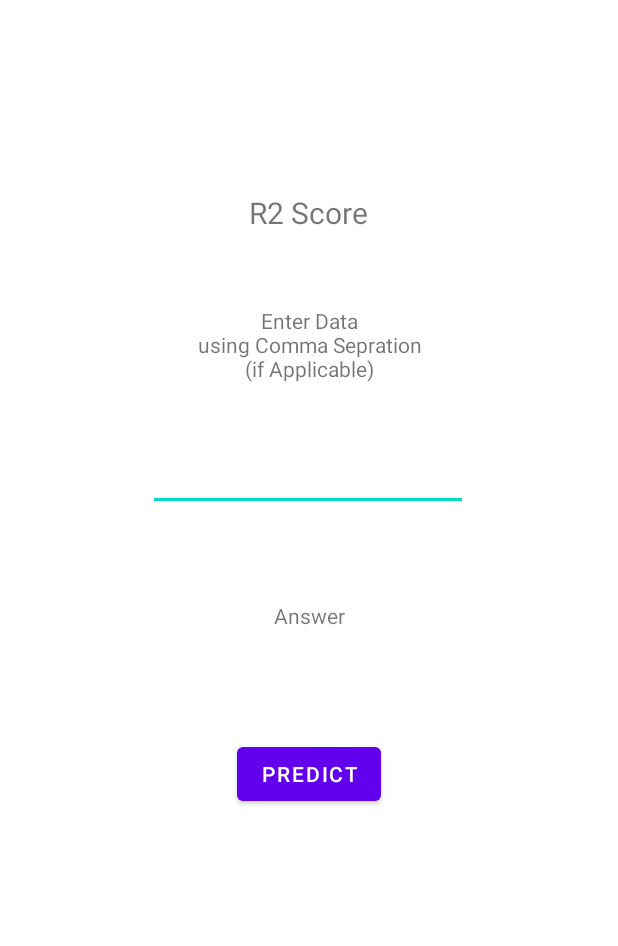
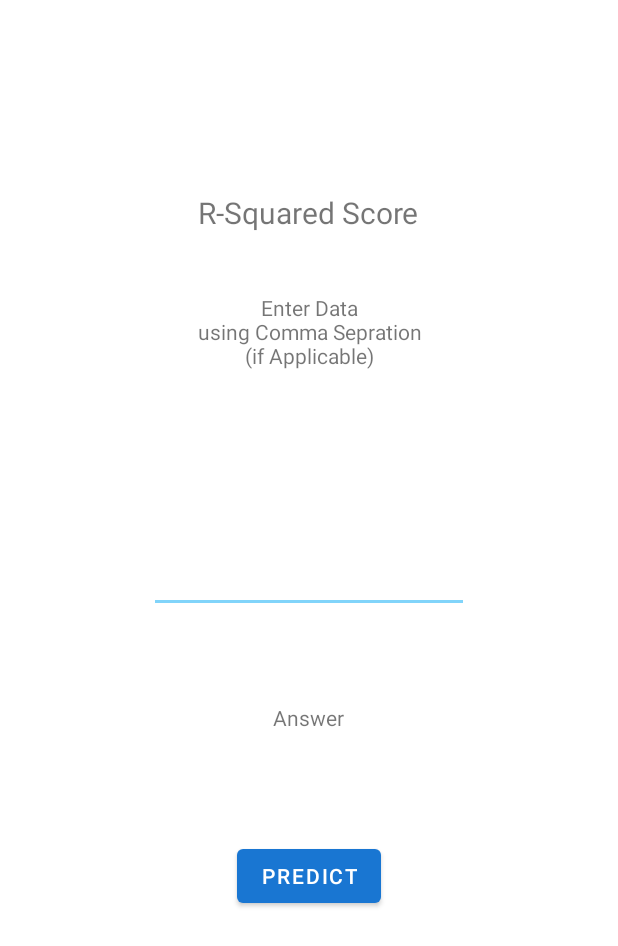
Before and after one commit to sonic-onkaringale/Multiple-Linear-Regression-Android-App-using-JNI-Cpp-Calls, an Android app: the layout activity_final.xml on its own in the app's theme, with its tools: preview values and no code run, on a phone screen of 412 x 824 dp. Shown: the top 946 px of the screen. Run offline under Robolectric (Android 15) with nearby library versions, the phone set to English and light mode, and no system bars.

Commit message:
1.0 Vanilla Release

```diff
--- a/app/src/main/res/layout/activity_final.xml
+++ b/app/src/main/res/layout/activity_final.xml
@@ -1,28 +1,52 @@
 <?xml version="1.0" encoding="utf-8"?>
-<androidx.constraintlayout.widget.ConstraintLayout xmlns:android="http://schemas.android.com/apk/res/android"
+<ScrollView xmlns:android="http://schemas.android.com/apk/res/android"
     xmlns:app="http://schemas.android.com/apk/res-auto"
     xmlns:tools="http://schemas.android.com/tools"
     android:layout_width="match_parent"
     android:layout_height="match_parent"
     tools:context="com.onkaringale.multilinearreg.Final">
+    <LinearLayout
+        android:orientation="vertical"
+        android:layout_width="match_parent"
+        android:layout_height="wrap_content"
+        app:layout_constraintEnd_toEndOf="parent"
+        app:layout_constraintStart_toStartOf="parent"
+        app:layout_constraintTop_toTopOf="parent"
+        >
 
     <TextView
         android:id="@+id/r2score"
+        android:layout_gravity="center"
         android:layout_width="wrap_content"
         android:layout_height="wrap_content"
         android:layout_marginTop="128dp"
-        android:text="R2 Score"
+        android:text="@string/r_squared_score"
         android:textSize="20sp"
         app:layout_constraintEnd_toEndOf="parent"
         app:layout_constraintHorizontal_bias="0.498"
         app:layout_constraintStart_toStartOf="parent"
         app:layout_constraintTop_toTopOf="parent" />
 
-    <EditText
+        <TextView
+            android:id="@+id/Hint"
+            android:layout_width="wrap_content"
+            android:layout_height="68dp"
+            android:layout_gravity="center"
+            android:layout_marginTop="40dp"
+            android:text="@string/enter_data_n_using_comma_sepration_n_if_applicable"
+            android:textAlignment="center"
+            app:layout_constraintBottom_toTopOf="@+id/predict_x"
+            app:layout_constraintEnd_toEndOf="parent"
+            app:layout_constraintStart_toStartOf="parent"
+            app:layout_constraintTop_toBottomOf="@+id/r2score"
+            app:layout_constraintVertical_bias="0.548" />
+
+        <EditText
         android:id="@+id/predict_x"
+        android:layout_gravity="center"
         android:layout_width="wrap_content"
         android:layout_height="wrap_content"
-        android:layout_marginTop="140dp"
+        android:layout_marginTop="100dp"
         android:ems="10"
         app:layout_constraintEnd_toEndOf="parent"
         app:layout_constraintHorizontal_bias="0.497"
@@ -31,33 +55,26 @@
 
     <TextView
         android:id="@+id/predict_ans"
+        android:layout_gravity="center"
         android:layout_width="wrap_content"
         android:layout_height="wrap_content"
         android:layout_marginTop="60dp"
-        android:text="Answer"
+        android:text="@string/answer"
         app:layout_constraintEnd_toEndOf="parent"
         app:layout_constraintStart_toStartOf="parent"
         app:layout_constraintTop_toBottomOf="@+id/predict_x" />
 
     <Button
         android:id="@+id/predictbtn"
+        android:layout_gravity="center"
         android:layout_width="wrap_content"
         android:layout_height="wrap_content"
         android:layout_marginTop="72dp"
-        android:text="Predict"
+        android:text="@string/predict"
         app:layout_constraintEnd_toEndOf="parent"
         app:layout_constraintStart_toStartOf="parent"
         app:layout_constraintTop_toBottomOf="@+id/predict_ans" />
 
-    <TextView
-        android:id="@+id/Hint"
-        android:layout_width="wrap_content"
-        android:layout_height="wrap_content"
-        android:text="Enter Data\n using Comma Sepration \n(if Applicable)"
-        android:textAlignment="center"
-        app:layout_constraintBottom_toTopOf="@+id/predict_x"
-        app:layout_constraintEnd_toEndOf="parent"
-        app:layout_constraintStart_toStartOf="parent"
-        app:layout_constraintTop_toBottomOf="@+id/r2score"
-        app:layout_constraintVertical_bias="0.548" />
-</androidx.constraintlayout.widget.ConstraintLayout>
+
+    </LinearLayout>
+</ScrollView>
--- a/app/src/main/res/values-night/themes.xml
+++ b/app/src/main/res/values-night/themes.xml
@@ -2,15 +2,23 @@
     <!-- Base application theme. -->
     <style name="Theme.Cpp" parent="Theme.MaterialComponents.DayNight.DarkActionBar">
         <!-- Primary brand color. -->
-        <item name="colorPrimary">@color/purple_200</item>
-        <item name="colorPrimaryVariant">@color/purple_700</item>
-        <item name="colorOnPrimary">@color/black</item>
+<!--        <item name="colorPrimary">@color/purple_200</item>-->
+<!--        <item name="colorPrimaryVariant">@color/purple_700</item>-->
+<!--        <item name="colorOnPrimary">@color/black</item>-->
+<!--        &lt;!&ndash; Secondary brand color. &ndash;&gt;-->
+<!--        <item name="colorSecondary">@color/teal_200</item>-->
+<!--        <item name="colorSecondaryVariant">@color/teal_200</item>-->
+<!--        <item name="colorOnSecondary">@color/black</item>-->
+        <item name="colorPrimary">#1976d2</item>
+        <item name="colorPrimaryVariant">#004ba0</item>
+        <item name="colorOnPrimary">@color/white</item>
+
         <!-- Secondary brand color. -->
-        <item name="colorSecondary">@color/teal_200</item>
-        <item name="colorSecondaryVariant">@color/teal_200</item>
+        <item name="colorSecondary">#81d4fa</item>
+        <item name="colorSecondaryVariant">#4ba3c7</item>
         <item name="colorOnSecondary">@color/black</item>
         <!-- Status bar color. -->
-        <item name="android:statusBarColor" tools:targetApi="l">?attr/colorPrimaryVariant</item>
+        <item name="android:statusBarColor" tools:targetApi="l">#212121</item>
         <!-- Customize your theme here. -->
     </style>
 </resources>
--- a/app/src/main/res/values/strings.xml
+++ b/app/src/main/res/values/strings.xml
@@ -10,4 +10,8 @@
 
     <string name="hello_first_fragment">Hello first fragment</string>
     <string name="hello_second_fragment">Hello second fragment. Arg: %1$s</string>
+    <string name="r_squared_score">R-Squared Score</string>
+    <string name="enter_data_n_using_comma_sepration_n_if_applicable">Enter Data\n using Comma Sepration \n(if Applicable)</string>
+    <string name="answer">Answer</string>
+    <string name="predict">Predict</string>
 </resources>
--- a/app/src/main/res/values/themes.xml
+++ b/app/src/main/res/values/themes.xml
@@ -2,15 +2,15 @@
     <!-- Base application theme. -->
     <style name="Theme.Cpp" parent="Theme.MaterialComponents.DayNight.DarkActionBar">
         <!-- Primary brand color. -->
-        <item name="colorPrimary">@color/purple_500</item>
-        <item name="colorPrimaryVariant">@color/purple_700</item>
+        <item name="colorPrimary">#1976d2</item>
+        <item name="colorPrimaryVariant">#004ba0</item>
         <item name="colorOnPrimary">@color/white</item>
         <!-- Secondary brand color. -->
-        <item name="colorSecondary">@color/teal_200</item>
-        <item name="colorSecondaryVariant">@color/teal_700</item>
+        <item name="colorSecondary">#81d4fa</item>
+        <item name="colorSecondaryVariant">#4ba3c7</item>
         <item name="colorOnSecondary">@color/black</item>
         <!-- Status bar color. -->
-        <item name="android:statusBarColor" tools:targetApi="l">?attr/colorPrimaryVariant</item>
+        <item name="android:statusBarColor" tools:targetApi="l">?attr/colorPrimary</item>
         <!-- Customize your theme here. -->
     </style>
     <style name="Theme.Cpp.NoActionBar">
```
Also changed, not shown: app/src/main/java/com/onkaringale/multilinearreg/MainActivity.java (+28 -1 lines), app/src/main/res/layout/activity_main.xml (+33 -27 lines), 1 other file.
